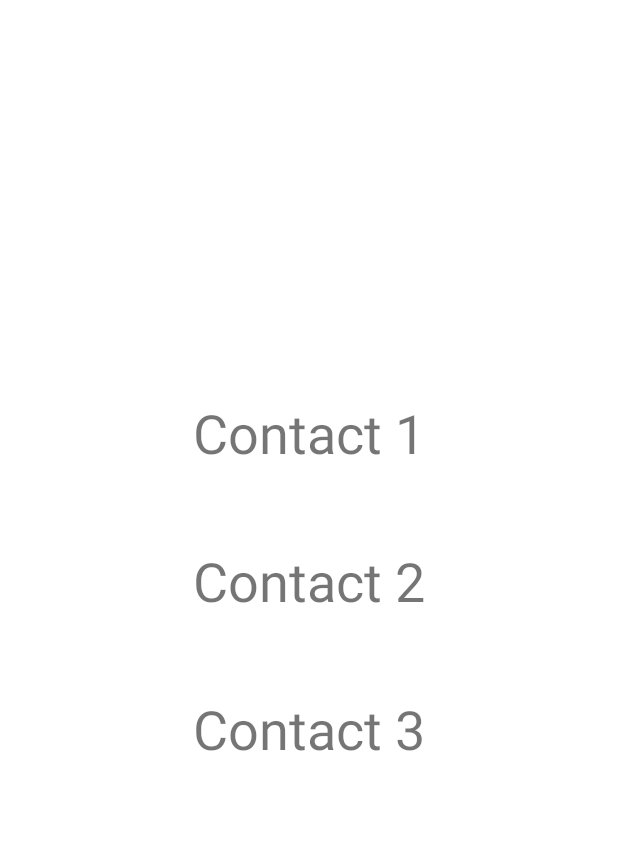
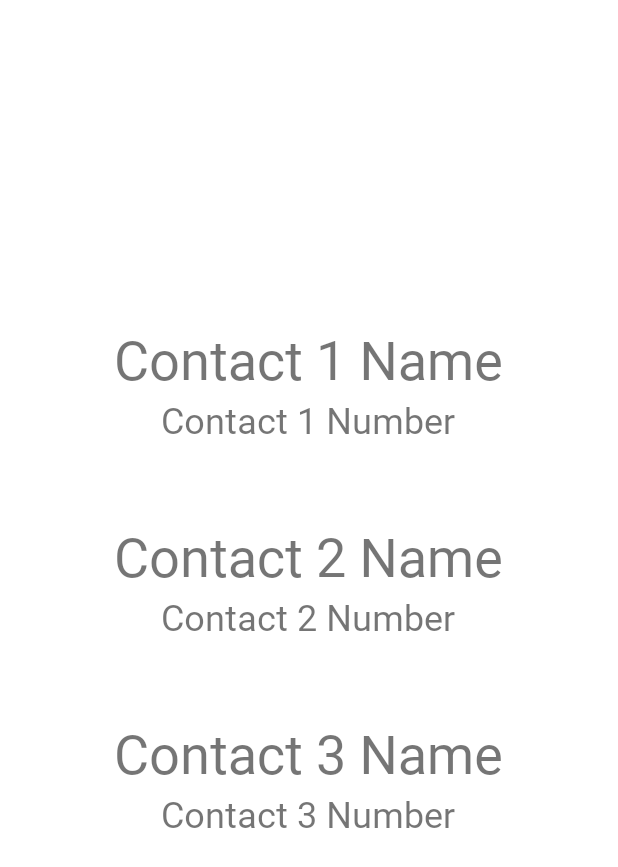
Before and after one commit to gnwsb/fourseasons, an Android app: the fragment ContactFragment shown on its own in the app's theme, on a phone screen of 412 x 824 dp. Shown: the top 867 px of the screen. Run offline under Robolectric (Android 15) with nearby library versions, the light colour scheme and no system bars.

Commit message:
연락처탭 텍스트 이름과 전화번호 분리 및 한국 번호에 맞게 포매팅작업까지 완료

```diff
--- a/app/src/main/java/com/example/uma/ContactFragment.kt
+++ b/app/src/main/java/com/example/uma/ContactFragment.kt
@@ -8,6 +8,7 @@ import android.net.Uri
 import android.os.Bundle
 import android.provider.CallLog
 import android.provider.ContactsContract
+import android.util.Log
 import android.view.LayoutInflater
 import android.view.View
 import android.view.ViewGroup
@@ -18,7 +19,6 @@ import androidx.fragment.app.Fragment
 import java.io.BufferedReader
 import java.io.InputStreamReader
 import kotlin.random.Random
-import android.util.Log
 
 class ContactFragment : Fragment() {
 
@@ -78,29 +78,38 @@ class ContactFragment : Fragment() {
     }
 
     private fun loadContacts() {
-        val contact1TextView = view?.findViewById<TextView>(R.id.contact_1)
-        val contact2TextView = view?.findViewById<TextView>(R.id.contact_2)
-        val contact3TextView = view?.findViewById<TextView>(R.id.contact_3)
+        val contact1NameTextView = view?.findViewById<TextView>(R.id.contact_1_name)
+        val contact1NumberTextView = view?.findViewById<TextView>(R.id.contact_1_number)
+        val contact2NameTextView = view?.findViewById<TextView>(R.id.contact_2_name)
+        val contact2NumberTextView = view?.findViewById<TextView>(R.id.contact_2_number)
+        val contact3NameTextView = view?.findViewById<TextView>(R.id.contact_3_name)
+        val contact3NumberTextView = view?.findViewById<TextView>(R.id.contact_3_number)
 
         val callLogs = getCallLogs()
         if (callLogs.isNotEmpty()) {
             val sortedContacts = callLogs.entries.sortedByDescending { it.value }.take(3)
-            val contactViews = listOf(contact1TextView, contact2TextView, contact3TextView)
+            val contactNameViews = listOf(contact1NameTextView, contact2NameTextView, contact3NameTextView)
+            val contactNumberViews = listOf(contact1NumberTextView, contact2NumberTextView, contact3NumberTextView)
             for ((index, entry) in sortedContacts.withIndex()) {
                 val (number, _) = entry
                 val contactName = getContactName(number) ?: "Unknown"
-                contactViews[index]?.text = "$contactName\n$number"
-                contactViews[index]?.setOnClickListener {
+                val formattedNumber = formatPhoneNumber(number)
+                contactNameViews[index]?.text = contactName
+                contactNumberViews[index]?.text = formattedNumber
+                contactNumberViews[index]?.setOnClickListener {
                     sendSmsWithSeasonPoem(number)
                 }
             }
         } else {
             val randomContacts = getRandomContacts()
-            val contactViews = listOf(contact1TextView, contact2TextView, contact3TextView)
+            val contactNameViews = listOf(contact1NameTextView, contact2NameTextView, contact3NameTextView)
+            val contactNumberViews = listOf(contact1NumberTextView, contact2NumberTextView, contact3NumberTextView)
             for ((index, contact) in randomContacts.withIndex()) {
                 val (name, number) = contact
-                contactViews[index]?.text = "$name\n$number"
-                contactViews[index]?.setOnClickListener {
+                val formattedNumber = formatPhoneNumber(number)
+                contactNameViews[index]?.text = name
+                contactNumberViews[index]?.text = formattedNumber
+                contactNumberViews[index]?.setOnClickListener {
                     sendSmsWithSeasonPoem(number)
                 }
             }
@@ -250,5 +259,29 @@ class ContactFragment : Fragment() {
         }
     }
 
-
+    private fun formatPhoneNumber(phoneNumber: String): String {
+        return when {
+            phoneNumber.length == 11 && phoneNumber.startsWith("010") -> {
+                // 010-XXXX-XXXX
+                "${phoneNumber.substring(0, 3)}-${phoneNumber.substring(3, 7)}-${phoneNumber.substring(7)}"
+            }
+            phoneNumber.length == 10 && phoneNumber.startsWith("02") -> {
+                // 02-XXXX-XXXX
+                "${phoneNumber.substring(0, 2)}-${phoneNumber.substring(2, 6)}-${phoneNumber.substring(6)}"
+            }
+            phoneNumber.length == 10 -> {
+                // 0XX-XXX-XXXX
+                "${phoneNumber.substring(0, 3)}-${phoneNumber.substring(3, 6)}-${phoneNumber.substring(6)}"
+            }
+            phoneNumber.length == 9 && phoneNumber.startsWith("02") -> {
+                // 02-XXX-XXXX
+                "${phoneNumber.substring(0, 2)}-${phoneNumber.substring(2, 5)}-${phoneNumber.substring(5)}"
+            }
+            phoneNumber.length == 9 -> {
+                // 0XX-XXX-XXX
+                "${phoneNumber.substring(0, 3)}-${phoneNumber.substring(3, 5)}-${phoneNumber.substring(5)}"
+            }
+            else -> phoneNumber
+        }
+    }
 }
--- a/app/src/main/res/layout/fragment_contact.xml
+++ b/app/src/main/res/layout/fragment_contact.xml
@@ -5,33 +5,87 @@
     android:padding="16dp"
     android:gravity="center">
 
-    <TextView
+    <LinearLayout
         android:id="@+id/contact_1"
         android:layout_width="wrap_content"
         android:layout_height="wrap_content"
+        android:orientation="vertical"
         android:layout_gravity="center"
-        android:layout_marginBottom="50dp"
         android:gravity="center"
-        android:text="Contact 1"
-        android:textSize="36sp" />
+        android:layout_marginBottom="50dp">
 
-    <TextView
+        <TextView
+            android:id="@+id/contact_1_name"
+            android:layout_width="wrap_content"
+            android:layout_height="wrap_content"
+            android:gravity="center"
+            android:text="Contact 1 Name"
+            android:textSize="36sp"
+            android:fontFamily="@font/kopubmedium"/>
+
+        <TextView
+            android:id="@+id/contact_1_number"
+            android:layout_width="wrap_content"
+            android:layout_height="wrap_content"
+            android:gravity="center"
+            android:text="Contact 1 Number"
+            android:textSize="24sp"
+            android:fontFamily="@font/kopublight" />
+    </LinearLayout>
+
+    <LinearLayout
         android:id="@+id/contact_2"
         android:layout_width="wrap_content"
         android:layout_height="wrap_content"
+        android:orientation="vertical"
         android:layout_gravity="center"
-        android:textSize="36sp"
-        android:text="Contact 2"
         android:gravity="center"
-        android:layout_marginBottom="50dp"/>
+        android:layout_marginBottom="50dp">
 
-    <TextView
+        <TextView
+            android:id="@+id/contact_2_name"
+            android:layout_width="wrap_content"
+            android:layout_height="wrap_content"
+            android:gravity="center"
+            android:text="Contact 2 Name"
+            android:textSize="36sp"
+            android:fontFamily="@font/kopubmedium" />
+
+        <TextView
+            android:id="@+id/contact_2_number"
+            android:layout_width="wrap_content"
+            android:layout_height="wrap_content"
+            android:gravity="center"
+            android:text="Contact 2 Number"
+            android:textSize="24sp"
+            android:fontFamily="@font/kopublight" />
+    </LinearLayout>
+
+    <LinearLayout
         android:id="@+id/contact_3"
         android:layout_width="wrap_content"
         android:layout_height="wrap_content"
+        android:orientation="vertical"
         android:layout_gravity="center"
-        android:textSize="36sp"
-        android:text="Contact 3"
         android:gravity="center"
-        android:layout_marginBottom="50dp"/>
+        android:layout_marginBottom="50dp">
+
+        <TextView
+            android:id="@+id/contact_3_name"
+            android:layout_width="wrap_content"
+            android:layout_height="wrap_content"
+            android:gravity="center"
+            android:text="Contact 3 Name"
+            android:textSize="36sp"
+            android:fontFamily="@font/kopubmedium" />
+
+        <TextView
+            android:id="@+id/contact_3_number"
+            android:layout_width="wrap_content"
+            android:layout_height="wrap_content"
+            android:gravity="center"
+            android:text="Contact 3 Number"
+            android:textSize="24sp"
+            android:fontFamily="@font/kopublight" />
+    </LinearLayout>
 </LinearLayout>
```
